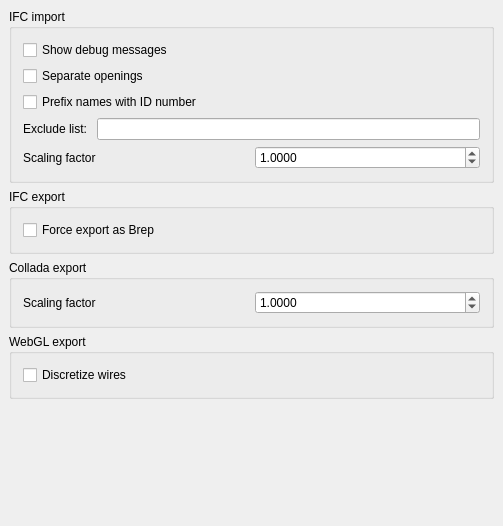
berndhahnebach/All_FreeCAD, file src/Mod/Arch/Resources/ui/archprefs-import.ui: the form before one commit.
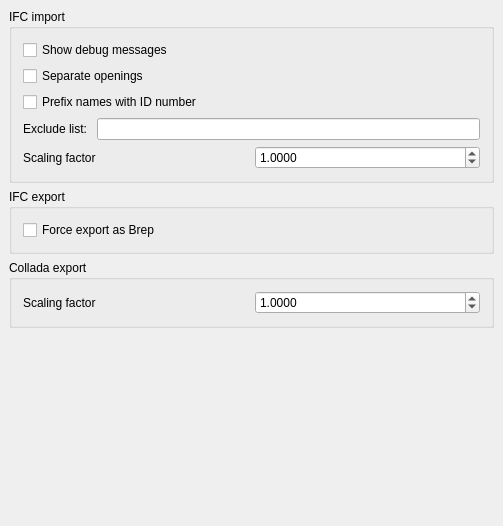
The form after the commit. Custom widgets are drawn as their Qt base class.

Commit message:
Revert "Arch: Turned jreinhardt's fix to webGL into an option"
This reverts commit 90f2fc203466dbbb81ad26849eb3dd4b7b53f326.

Conflicts:
	src/Mod/Arch/Arch_rc.py
	src/Mod/Arch/Resources/ui/archprefs-import.ui

Diff of the .ui file:
```diff
--- a/src/Mod/Arch/Resources/ui/archprefs-import.ui
+++ b/src/Mod/Arch/Resources/ui/archprefs-import.ui
@@ -223,35 +223,6 @@
      </layout>
     </widget>
    </item>
-   <item>
-    <widget class="QGroupBox" name="groupBox_4">
-     <property name="title">
-      <string>WebGL export</string>
-     </property>
-     <layout class="QVBoxLayout" name="verticalLayout_4">
-      <item>
-       <layout class="QHBoxLayout" name="horizontalLayout_15">
-        <item>
-         <widget class="Gui::PrefCheckBox" name="checkBox_5">
-          <property name="toolTip">
-           <string>If this is checked, wires will be discretized, which results in more accurate curves, but heavier files.</string>
-          </property>
-          <property name="text">
-           <string>Discretize wires</string>
-          </property>
-          <property name="prefEntry" stdset="0">
-           <cstring>webGlDiscretizeCurves</cstring>
-          </property>
-          <property name="prefPath" stdset="0">
-           <cstring>Mod/Arch</cstring>
-          </property>
-         </widget>
-        </item>
-       </layout>
-      </item>
-     </layout>
-    </widget>
-   </item>
    <item>
     <spacer name="verticalSpacer">
      <property name="orientation">
```
The commit also changes 2 other files.
